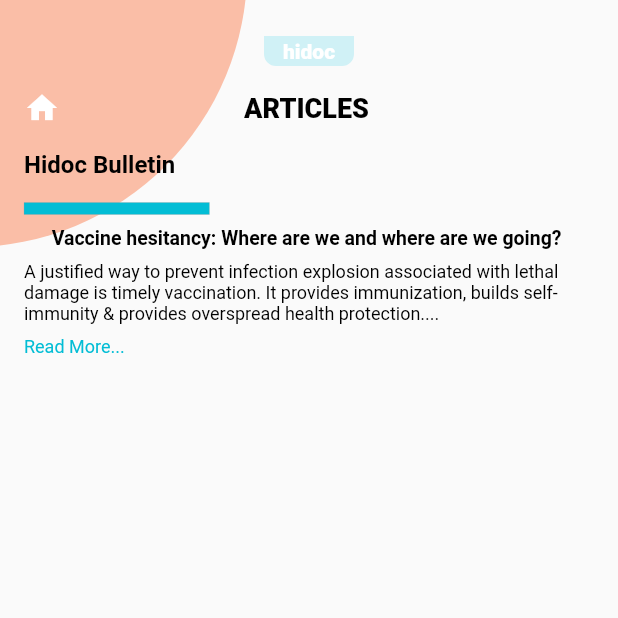
After one commit to jonathanjohn47/hidoc_mobile, a Flutter app: the ScreenTwo screen opened directly, on a phone screen of 412 x 824 dp, the top half of it. The commit adds this screen. Run offline on Flutter 3.47's test engine with Material 2 defaults, Android fonts, the phone set to English and light mode, and no system bars; our stand-ins replace get, sizer; network calls fail.

Commit message:
screen two

```diff
--- a/lib/main.dart
+++ b/lib/main.dart
@@ -1,4 +1,5 @@
 import 'package:flutter/material.dart';
+import 'package:get/get.dart';
 import 'package:hidoc_mobile/screens/Screen_One.dart';
 import 'package:sizer/sizer.dart';
 
@@ -13,7 +14,7 @@ class MyApp extends StatelessWidget {
   @override
   Widget build(BuildContext context) {
     return Sizer(builder: (context, orientation, deviceType) {
-      return MaterialApp(
+      return GetMaterialApp(
         title: 'Flutter Demo',
         theme: ThemeData(
           // This is the theme of your application.
--- /dev/null
+++ b/lib/screens/ScreenTwo.dart
@@ -0,0 +1,245 @@
+///File download from FlutterViz- Drag and drop a tools. For more details visit https://flutterviz.io/
+
+///File download from FlutterViz- Drag and drop a tools. For more details visit https://flutterviz.io/
+
+import 'package:flutter/material.dart';
+import 'package:sizer/sizer.dart';
+
+class ScreenTwo extends StatelessWidget {
+  @override
+  Widget build(BuildContext context) {
+    return Scaffold(
+      appBar: PreferredSize(
+        preferredSize: Size.fromHeight(0),
+        child: Container(
+          color: Color(0xfffabea7),
+        ),
+      ),
+      body: Stack(
+        children: [
+          Positioned(
+            top: -50.w,
+            left: -50.w,
+            child: CircleAvatar(
+              radius: 45.w,
+              backgroundColor: Color(0xfffabea7),
+            ) /*Container(
+                width: 50.w,
+                height: 50.w,
+                decoration: BoxDecoration(
+                    shape: BoxShape.circle,
+                    gradient: LinearGradient(colors: [
+                      Color(0xfff9bda6),
+                      Color(0xfff9bfa6),
+                      Color(0xfffac0a5),
+                      Color(0xfff7c2a5),
+                      Color(0xfff8c6a2),
+                      Color(0xfff8c6a3),
+                      Color(0xfffbcaa1),
+                      Color(0xfffacaa0),
+                      Color(0xfffacaa0),
+                    ])),
+              )*/
+            ,
+          ),
+          Padding(
+            padding: EdgeInsets.symmetric(vertical: 8, horizontal: 16),
+            child: Column(
+              mainAxisAlignment: MainAxisAlignment.start,
+              crossAxisAlignment: CrossAxisAlignment.center,
+              mainAxisSize: MainAxisSize.max,
+              children: [
+                SizedBox(
+                  height: 16,
+                  width: 16,
+                ),
+                Row(
+                  mainAxisAlignment: MainAxisAlignment.center,
+                  crossAxisAlignment: CrossAxisAlignment.center,
+                  mainAxisSize: MainAxisSize.max,
+                  children: [
+                    Container(
+                      alignment: Alignment.center,
+                      margin: EdgeInsets.all(0),
+                      padding: EdgeInsets.all(0),
+                      width: 60,
+                      height: 20,
+                      decoration: BoxDecoration(
+                        color: Color(0xffd0f1f6),
+                        shape: BoxShape.rectangle,
+                        borderRadius: BorderRadius.only(
+                            bottomLeft: Radius.circular(8.0),
+                            bottomRight: Radius.circular(8.0)),
+                        border: Border.all(color: Color(0xffd0f1f6), width: 1),
+                      ),
+                      child: Text(
+                        "hidoc",
+                        textAlign: TextAlign.start,
+                        overflow: TextOverflow.clip,
+                        style: TextStyle(
+                          fontWeight: FontWeight.w800,
+                          fontStyle: FontStyle.normal,
+                          fontSize: 14,
+                          color: Color(0xffffffff),
+                        ),
+                      ),
+                    ),
+                  ],
+                ),
+                SizedBox(
+                  height: 16,
+                  width: 16,
+                ),
+                Row(
+                  mainAxisAlignment: MainAxisAlignment.start,
+                  crossAxisAlignment: CrossAxisAlignment.center,
+                  mainAxisSize: MainAxisSize.max,
+                  children: [
+                    Icon(
+                      Icons.home,
+                      color: Color(0xffffffff),
+                      size: 24,
+                    ),
+                    Expanded(
+                      flex: 1,
+                      child: Align(
+                        alignment: Alignment(-0.1, 0.0),
+                        child: Text(
+                          "ARTICLES",
+                          textAlign: TextAlign.start,
+                          overflow: TextOverflow.clip,
+                          style: TextStyle(
+                            fontWeight: FontWeight.w800,
+                            fontStyle: FontStyle.normal,
+                            fontSize: 18,
+                            color: Color(0xff000000),
+                          ),
+                        ),
+                      ),
+                    ),
+                  ],
+                ),
+                SizedBox(
+                  height: 16,
+                  width: 16,
+                ),
+                Row(
+                  mainAxisAlignment: MainAxisAlignment.start,
+                  crossAxisAlignment: CrossAxisAlignment.center,
+                  mainAxisSize: MainAxisSize.max,
+                  children: [
+                    Text(
+                      "Hidoc Bulletin",
+                      textAlign: TextAlign.start,
+                      overflow: TextOverflow.clip,
+                      style: TextStyle(
+                        fontWeight: FontWeight.w700,
+                        fontStyle: FontStyle.normal,
+                        fontSize: 16,
+                        color: Color(0xff000000),
+                      ),
+                    ),
+                  ],
+                ),
+                SizedBox(
+                  height: 16,
+                  width: 16,
+                ),
+                Expanded(
+                  flex: 1,
+                  child: ListView(
+                    scrollDirection: Axis.vertical,
+                    padding: EdgeInsets.zero,
+                    shrinkWrap: false,
+                    physics: ScrollPhysics(),
+                    children: [
+                      Column(
+                        mainAxisAlignment: MainAxisAlignment.start,
+                        crossAxisAlignment: CrossAxisAlignment.center,
+                        mainAxisSize: MainAxisSize.max,
+                        children: [
+                          Row(
+                            mainAxisAlignment: MainAxisAlignment.start,
+                            crossAxisAlignment: CrossAxisAlignment.center,
+                            mainAxisSize: MainAxisSize.max,
+                            children: [
+                              Container(
+                                margin: EdgeInsets.zero,
+                                padding: EdgeInsets.zero,
+                                width: MediaQuery.of(context).size.width * 0.3,
+                                height: 8,
+                                decoration: BoxDecoration(
+                                  color: Color(0xff02bdd5),
+                                  shape: BoxShape.rectangle,
+                                  borderRadius: BorderRadius.zero,
+                                  border: Border.all(
+                                      color: Color(0x4d9e9e9e), width: 0),
+                                ),
+                              ),
+                            ],
+                          ),
+                          SizedBox(
+                            height: 8,
+                            width: 16,
+                          ),
+                          Text(
+                            "Vaccine hesitancy: Where are we and where are we going? ",
+                            textAlign: TextAlign.start,
+                            overflow: TextOverflow.clip,
+                            style: TextStyle(
+                              fontWeight: FontWeight.w600,
+                              fontStyle: FontStyle.normal,
+                              fontSize: 13,
+                              color: Color(0xff000000),
+                            ),
+                          ),
+                          SizedBox(
+                            height: 8,
+                            width: 16,
+                          ),
+                          Text(
+                            "A justified way to prevent infection explosion associated with lethal damage is timely vaccination. It provides immunization, builds self-immunity & provides overspread health protection.... ",
+                            textAlign: TextAlign.start,
+                            overflow: TextOverflow.clip,
+                            style: TextStyle(
+                              fontWeight: FontWeight.w400,
+                              fontStyle: FontStyle.normal,
+                              fontSize: 12,
+                              color: Color(0xff000000),
+                            ),
+                          ),
+                          SizedBox(
+                            height: 8,
+                            width: 16,
+                          ),
+                          Row(
+                            mainAxisAlignment: MainAxisAlignment.start,
+                            crossAxisAlignment: CrossAxisAlignment.center,
+                            mainAxisSize: MainAxisSize.max,
+                            children: [
+                              Text(
+                                "Read More...",
+                                textAlign: TextAlign.start,
+                                overflow: TextOverflow.clip,
+                                style: TextStyle(
+                                  fontWeight: FontWeight.w400,
+                                  fontStyle: FontStyle.normal,
+                                  fontSize: 12,
+                                  color: Color(0xff02bdd5),
+                                ),
+                              ),
+                            ],
+                          ),
+                        ],
+                      ),
+                    ],
+                  ),
+                ),
+              ],
+            ),
+          ),
+        ],
+      ),
+    );
+  }
+}
--- a/lib/screens/Screen_One.dart
+++ b/lib/screens/Screen_One.dart
@@ -3,6 +3,8 @@
 ///File download from FlutterViz- Drag and drop a tools. For more details visit https://flutterviz.io/
 
 import 'package:flutter/material.dart';
+import 'package:get/get.dart';
+import 'package:hidoc_mobile/screens/ScreenTwo.dart';
 import 'package:sizer/sizer.dart';
 
 class Screen_One extends StatelessWidget {
@@ -325,7 +327,11 @@ class Screen_One extends StatelessWidget {
                     height: 16,
                     width: 16,
                   ),
-                  Row(
+                  GestureDetector(
+                    onTap: () {
+                      Get.to(() => ScreenTwo());
+                    },
+                    child: Row(
                       mainAxisAlignment: MainAxisAlignment.start,
                       crossAxisAlignment: CrossAxisAlignment.center,
                       mainAxisSize: MainAxisSize.max,
@@ -342,6 +348,7 @@ class Screen_One extends StatelessWidget {
                           ),
                         ),
                       ],
+                    ),
                   ),
                   SizedBox(
                     height: 16,
--- a/pubspec.yaml
+++ b/pubspec.yaml
@@ -36,6 +36,7 @@ dependencies:
   # Use with the CupertinoIcons class for iOS style icons.
   cupertino_icons: ^1.0.2
   sizer: ^2.0.15
+  get: ^4.6.5
 
 dev_dependencies:
   flutter_test:
```
Also changed, not shown: pubspec.lock. Lines whose indentation alone changed are shown as unchanged.
